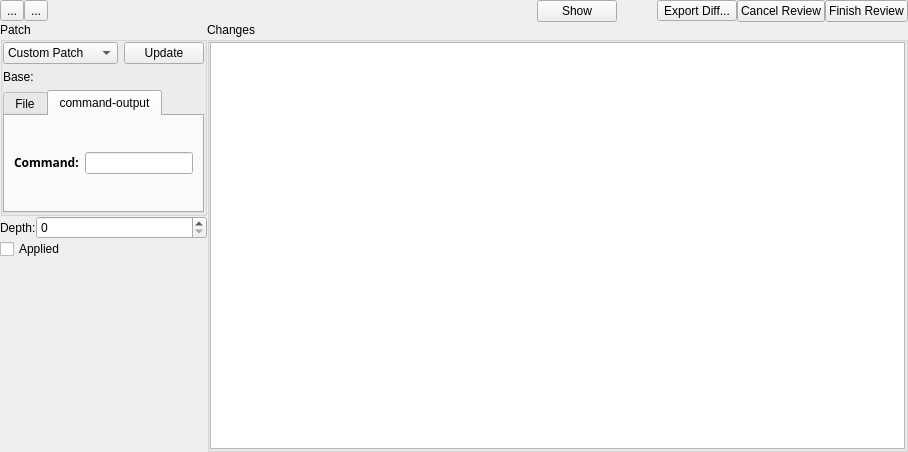
First picture: the form in plugins/patchreview/patchreview.ui, repository KDE/kdevelop, before the edit.
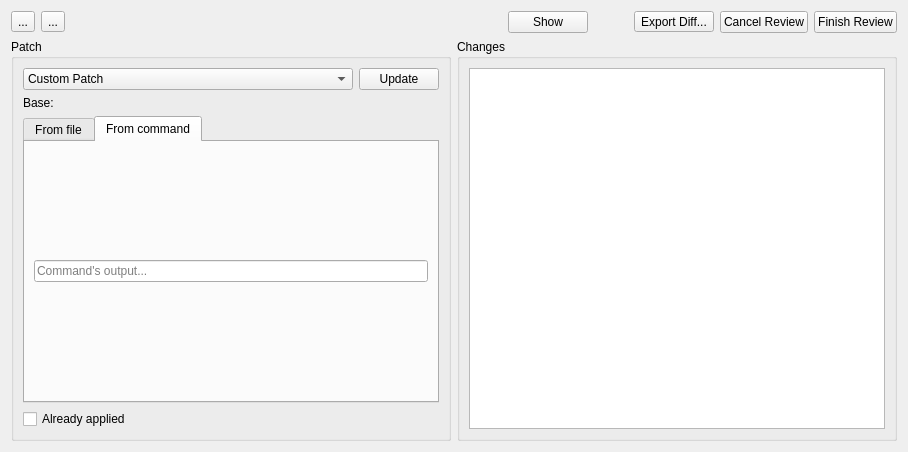
Second picture: the form after the edit. The open tabs and pages were chosen to show the change. Custom widgets are drawn as their Qt base class.

Commit message: Attempt to make the patch review toolview a little cleaner. - after committing change again to localpatchsource. - reorganize the location tab bar - Add tooltip text to the next/previous hunk buttons

Diff of the .ui file:
```diff
--- a/plugins/patchreview/patchreview.ui
+++ b/plugins/patchreview/patchreview.ui
@@ -13,17 +13,14 @@
   <property name="windowTitle">
    <string>Edit Patch</string>
   </property>
-  <layout class="QGridLayout" name="gridLayout_3">
-   <property name="margin">
-    <number>0</number>
-   </property>
-   <property name="spacing">
-    <number>0</number>
-   </property>
-   <item row="0" column="0">
+  <layout class="QGridLayout" name="gridLayout">
+   <item row="0" column="0" colspan="2">
     <layout class="QHBoxLayout" name="horizontalLayout_3">
      <item>
       <widget class="QToolButton" name="previousHunk">
+       <property name="toolTip">
+        <string>Previous difference</string>
+       </property>
        <property name="text">
         <string>...</string>
        </property>
@@ -31,6 +28,9 @@
      </item>
      <item>
       <widget class="QToolButton" name="nextHunk">
+       <property name="toolTip">
+        <string>Next difference</string>
+       </property>
        <property name="text">
         <string>...</string>
        </property>
@@ -99,24 +99,11 @@
     </layout>
    </item>
    <item row="1" column="0">
-    <layout class="QHBoxLayout" name="horizontalLayout_5">
-     <item>
-      <layout class="QVBoxLayout" name="verticalLayout">
-       <item>
         <widget class="QGroupBox" name="groupBox_2">
-         <property name="sizePolicy">
-          <sizepolicy hsizetype="Maximum" vsizetype="Preferred">
-           <horstretch>0</horstretch>
-           <verstretch>0</verstretch>
-          </sizepolicy>
-         </property>
          <property name="title">
           <string>Patch</string>
          </property>
-         <layout class="QGridLayout" name="gridLayout_2">
-          <property name="margin">
-           <number>0</number>
-          </property>
+     <layout class="QFormLayout" name="formLayout">
           <item row="0" column="0" colspan="2">
            <layout class="QHBoxLayout" name="horizontalLayout_4">
             <item>
@@ -144,147 +131,77 @@
            </layout>
           </item>
           <item row="1" column="0">
-           <layout class="QHBoxLayout" name="horizontalLayout">
-            <item>
              <widget class="QLabel" name="label">
               <property name="text">
                <string>Base:</string>
               </property>
              </widget>
             </item>
-            <item>
-             <widget class="KUrlRequester" name="baseDir"/>
-            </item>
-           </layout>
+      <item row="1" column="1">
+       <widget class="KUrlRequester" name="baseDir">
+        <property name="clickMessage">
+         <string>Patch base...</string>
+        </property>
+       </widget>
           </item>
           <item row="2" column="0" colspan="2">
            <widget class="QTabWidget" name="tabWidget">
             <property name="currentIndex">
-             <number>0</number>
+         <number>1</number>
             </property>
             <widget class="QWidget" name="fileTab">
              <attribute name="title">
-              <string>File</string>
-             </attribute>
-             <layout class="QGridLayout" name="gridLayout_5">
-              <item row="0" column="0">
-               <widget class="QLabel" name="label_2">
-                <property name="text">
-                 <string>&lt;html&gt;&lt;head&gt;&lt;meta name=&quot;qrichtext&quot; content=&quot;1&quot; /&gt;&lt;/head&gt;&lt;body style=&quot; white-space: pre-wrap; font-family:Sans Serif; font-size:9pt; font-weight:400; font-style:normal; text-decoration:none;&quot;&gt;&lt;p style=&quot; margin-top:0px; margin-bottom:0px; margin-left:0px; margin-right:0px; -qt-block-indent:0; text-indent:0px;&quot;&gt;&lt;span style=&quot; font-weight:600;&quot;&gt;File:&lt;/span&gt;&lt;/p&gt;&lt;/body&gt;&lt;/html&gt;</string>
+          <string>From file</string>
+         </attribute>
+         <layout class="QVBoxLayout" name="verticalLayout_2">
+          <item>
+           <widget class="KUrlRequester" name="filename">
+            <property name="clickMessage">
+             <string>Patch location...</string>
                 </property>
                </widget>
               </item>
-              <item row="0" column="1">
-               <widget class="KUrlRequester" name="filename"/>
-              </item>
              </layout>
             </widget>
             <widget class="QWidget" name="commandTab">
              <attribute name="title">
-              <string>command-output</string>
-             </attribute>
-             <layout class="QGridLayout">
-              <property name="margin">
-               <number>9</number>
-              </property>
-              <property name="spacing">
-               <number>6</number>
-              </property>
-              <item row="0" column="0">
-               <layout class="QHBoxLayout">
-                <property name="spacing">
-                 <number>6</number>
-                </property>
-                <property name="margin">
-                 <number>0</number>
-                </property>
+          <string>From command</string>
+         </attribute>
+         <layout class="QHBoxLayout" name="horizontalLayout">
                 <item>
-                 <widget class="QLabel" name="label_9">
-                  <property name="text">
-                   <string>&lt;html&gt;&lt;head&gt;&lt;meta name=&quot;qrichtext&quot; content=&quot;1&quot; /&gt;&lt;/head&gt;&lt;body style=&quot; white-space: pre-wrap; font-family:Sans Serif; font-size:9pt; font-weight:400; font-style:normal; text-decoration:none;&quot;&gt;&lt;p style=&quot; margin-top:0px; margin-bottom:0px; margin-left:0px; margin-right:0px; -qt-block-indent:0; text-indent:0px;&quot;&gt;&lt;span style=&quot; font-weight:600;&quot;&gt;Command:&lt;/span&gt;&lt;/p&gt;&lt;/body&gt;&lt;/html&gt;</string>
+           <widget class="QLineEdit" name="command">
+            <property name="placeholderText">
+             <string>Command's output...</string>
                   </property>
                  </widget>
                 </item>
-                <item>
-                 <widget class="QLineEdit" name="command"/>
-                </item>
-               </layout>
-              </item>
-             </layout>
+         </layout>
             </widget>
            </widget>
           </item>
-         </layout>
-        </widget>
-       </item>
-       <item>
-        <layout class="QHBoxLayout" name="horizontalLayout_6"/>
-       </item>
-       <item>
-        <layout class="QHBoxLayout" name="horizontalLayout_7">
-         <item>
-          <widget class="QLabel" name="depthLabel">
-           <property name="sizePolicy">
-            <sizepolicy hsizetype="Maximum" vsizetype="Preferred">
-             <horstretch>0</horstretch>
-             <verstretch>0</verstretch>
-            </sizepolicy>
-           </property>
-           <property name="text">
-            <string>Depth:</string>
-           </property>
-          </widget>
-         </item>
-         <item>
-          <widget class="QSpinBox" name="depth">
-           <property name="toolTip">
-            <string>Patch depth - see &quot;patch -p&quot;</string>
-           </property>
-           <property name="maximum">
-            <number>3</number>
-           </property>
-          </widget>
-         </item>
-        </layout>
-       </item>
-       <item>
+      <item row="3" column="0" colspan="2">
         <widget class="QCheckBox" name="applied">
          <property name="toolTip">
           <string>Patch is already applied on local version</string>
          </property>
          <property name="text">
-          <string>Applied</string>
+         <string>Already applied</string>
          </property>
          <property name="checked">
           <bool>false</bool>
          </property>
         </widget>
        </item>
-       <item>
-        <spacer name="verticalSpacer_2">
-         <property name="orientation">
-          <enum>Qt::Vertical</enum>
-         </property>
-         <property name="sizeHint" stdset="0">
-          <size>
-           <width>88</width>
-           <height>37</height>
-          </size>
-         </property>
-        </spacer>
-       </item>
-      </layout>
-     </item>
-     <item>
+     </layout>
+    </widget>
+   </item>
+   <item row="1" column="1" rowspan="2">
       <widget class="QGroupBox" name="filesGroup">
        <property name="title">
         <string>Changes</string>
        </property>
-       <layout class="QGridLayout" name="gridLayout">
-        <property name="margin">
-         <number>0</number>
-        </property>
-        <item row="0" column="0" rowspan="2">
+     <layout class="QVBoxLayout" name="verticalLayout">
+      <item>
          <widget class="QTreeView" name="filesList">
           <property name="editTriggers">
            <set>QAbstractItemView::NoEditTriggers</set>
@@ -294,7 +211,8 @@
        </layout>
       </widget>
      </item>
-    </layout>
+   <item row="2" column="0">
+    <layout class="QVBoxLayout" name="customWidgetsLayout"/>
    </item>
   </layout>
  </widget>
```
Lines whose indentation alone changed are shown as unchanged. The commit also changes 2 other files.
